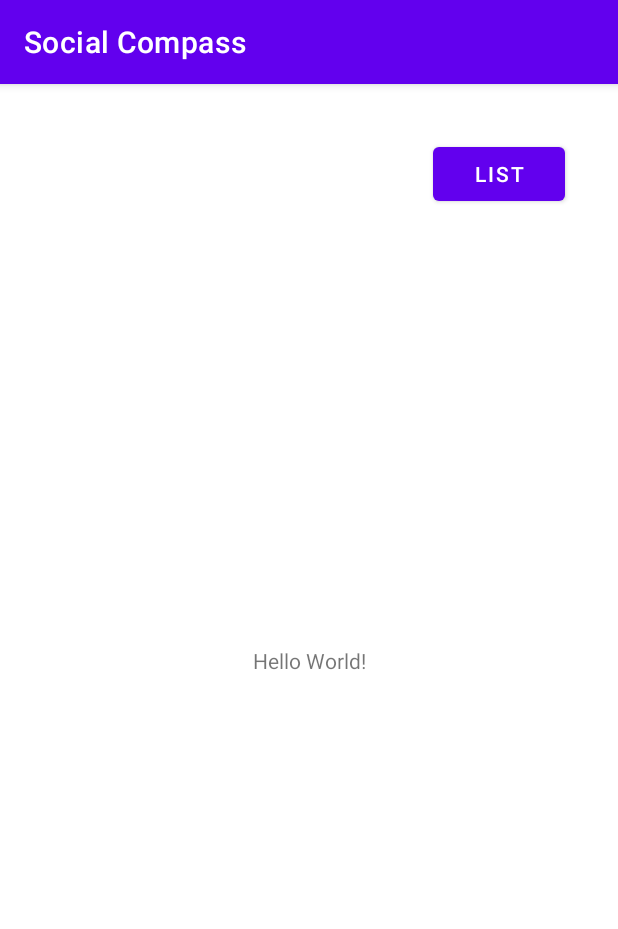
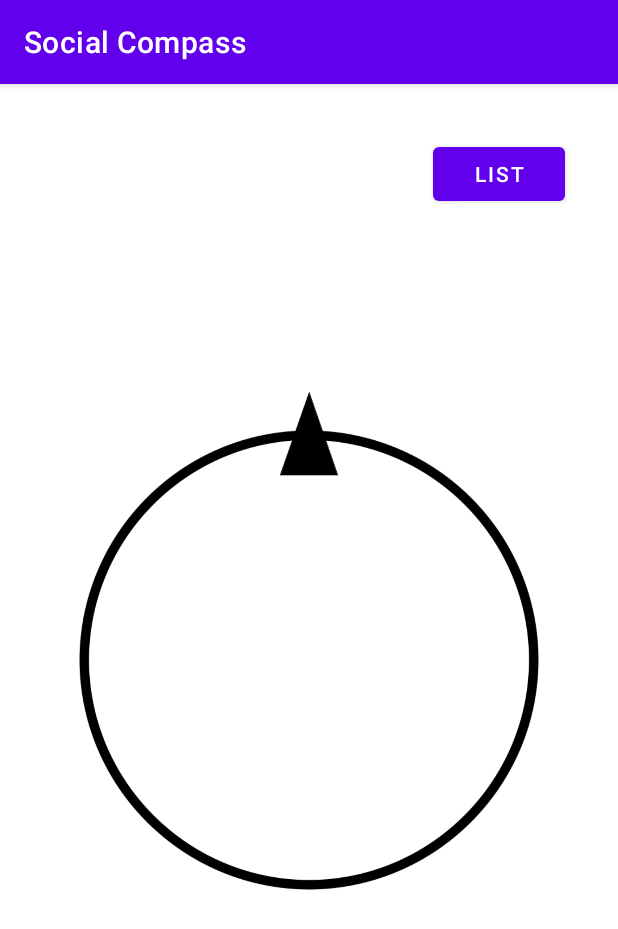
Before and after one commit to CSE-110-Winter-2023/cse-110-project-cse110-team-36, an Android app: the screen it shows after launch (MainActivity), on a phone screen of 412 x 824 dp. Shown: the top 929 px of the screen. Run offline under Robolectric (Android 15) with nearby library versions, the phone set to English and light mode, and no system bars.

Commit message:
fixed main activity_main.xml

```diff
--- a/app/src/main/res/layout/activity_main.xml
+++ b/app/src/main/res/layout/activity_main.xml
@@ -6,15 +6,28 @@
     android:layout_height="match_parent"
     tools:context=".MainActivity">
 
-    <TextView
-        android:id="@+id/textView"
-        android:layout_width="wrap_content"
-        android:layout_height="wrap_content"
-        android:text="Hello World!"
+    <androidx.constraintlayout.widget.ConstraintLayout
+        android:id="@+id/compass"
+        android:layout_width="0dp"
+        android:layout_height="0dp"
+        android:layout_marginStart="16dp"
+        android:layout_marginTop="16dp"
+        android:layout_marginEnd="16dp"
+        android:layout_marginBottom="16dp"
         app:layout_constraintBottom_toBottomOf="parent"
-        app:layout_constraintLeft_toLeftOf="parent"
-        app:layout_constraintRight_toRightOf="parent"
-        app:layout_constraintTop_toTopOf="parent" />
+        app:layout_constraintDimensionRatio="1"
+        app:layout_constraintEnd_toEndOf="parent"
+        app:layout_constraintStart_toStartOf="parent"
+        app:layout_constraintTop_toTopOf="parent">
+
+        <ImageView
+            android:id="@+id/imageView"
+            android:layout_width="match_parent"
+            android:layout_height="match_parent"
+            app:srcCompat="@drawable/compass_base"
+            tools:layout_editor_absoluteX="79dp"
+            tools:layout_editor_absoluteY="90dp" />
+    </androidx.constraintlayout.widget.ConstraintLayout>
 
     <Button
         android:id="@+id/listButton"
```
